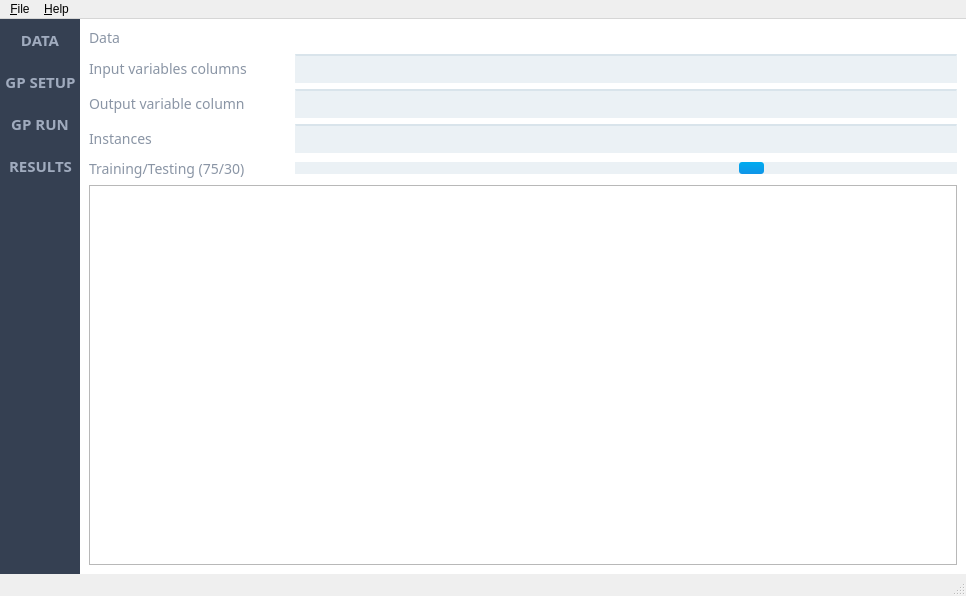
First picture: the form in mainwindow.ui, repository emigdioz/TreeGP, before the edit.
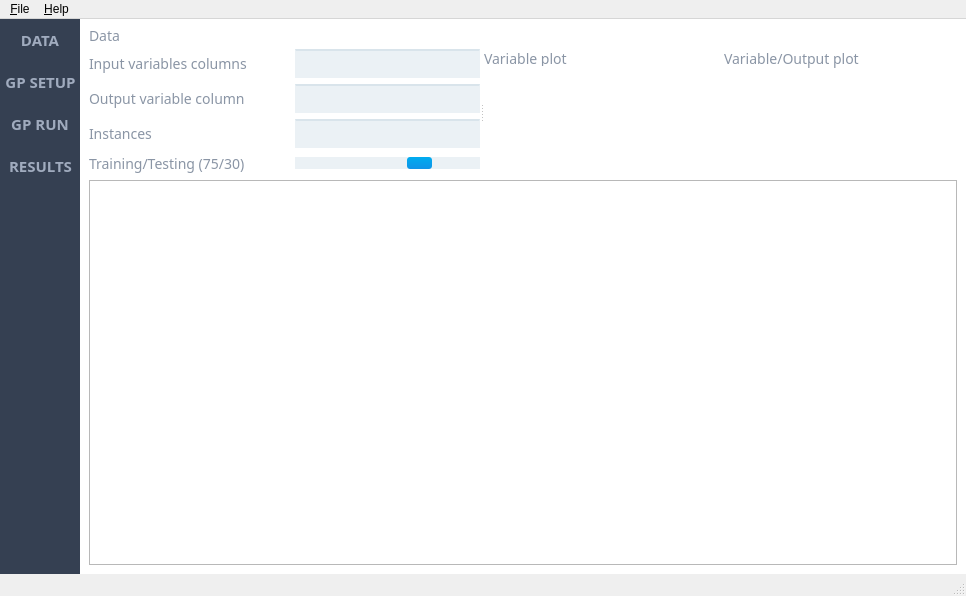
Second picture: the form after the edit. The open tabs and pages were chosen to show the change. Icons and pictures are not drawn. Custom widgets are drawn as their Qt base class.

```diff
--- a/mainwindow.ui
+++ b/mainwindow.ui
@@ -216,15 +216,19 @@
 font-size:14px;
 }
 
-QTableView
-{
-selection-background-color: rgb(40,126,185);
-}
-
 QTableView::item:selected
 {
 background: qlineargradient(spread:pad, x1:0, y1:0, x2:0, y2:1, stop:0 rgba(133, 43, 153, 255), stop:1 rgba(116, 29, 136, 255));
 }
+QTableView::item:hover
+{
+background: rgba(133, 43, 153, 100);
+}
+
+QTableView::row:hover
+{
+background: rgba(133, 43, 153, 100);
+}
 
 QScrollBar
 {
@@ -262,17 +266,28 @@
 subcontrol-origin: margin;
 }</string>
        </property>
-       <layout class="QGridLayout" name="gridLayout_6">
+       <layout class="QGridLayout" name="gridLayout_13">
         <item row="0" column="0">
          <layout class="QVBoxLayout" name="verticalLayout">
           <item>
            <widget class="QLabel" name="label_3">
+            <property name="maximumSize">
+             <size>
+              <width>16777215</width>
+              <height>15</height>
+             </size>
+            </property>
             <property name="text">
              <string>Data</string>
             </property>
            </widget>
           </item>
           <item>
+           <widget class="QSplitter" name="splitter_5">
+            <property name="orientation">
+             <enum>Qt::Horizontal</enum>
+            </property>
+            <widget class="QWidget" name="">
            <layout class="QGridLayout" name="gridLayout_2">
             <item row="3" column="0">
              <widget class="QLabel" name="label_4">
@@ -334,9 +349,65 @@
              </widget>
             </item>
            </layout>
+            </widget>
+            <widget class="QWidget" name="gridLayoutWidget">
+             <layout class="QGridLayout" name="gridLayout_6">
+              <item row="1" column="1">
+               <widget class="QCustomPlot" name="variablePlot2" native="true">
+                <property name="minimumSize">
+                 <size>
+                  <width>200</width>
+                  <height>0</height>
+                 </size>
+                </property>
+               </widget>
+              </item>
+              <item row="1" column="0">
+               <widget class="QCustomPlot" name="variablePlot" native="true">
+                <property name="minimumSize">
+                 <size>
+                  <width>200</width>
+                  <height>0</height>
+                 </size>
+                </property>
+               </widget>
+              </item>
+              <item row="0" column="0">
+               <widget class="QLabel" name="label_29">
+                <property name="maximumSize">
+                 <size>
+                  <width>16777215</width>
+                  <height>15</height>
+                 </size>
+                </property>
+                <property name="text">
+                 <string>Variable plot</string>
+                </property>
+               </widget>
+              </item>
+              <item row="0" column="1">
+               <widget class="QLabel" name="label_30">
+                <property name="text">
+                 <string>Variable/Output plot</string>
+                </property>
+               </widget>
+              </item>
+             </layout>
+            </widget>
+           </widget>
           </item>
           <item>
-           <widget class="QTableView" name="tableView"/>
+           <widget class="QTableView" name="tableView">
+            <property name="alternatingRowColors">
+             <bool>false</bool>
+            </property>
+            <property name="selectionMode">
+             <enum>QAbstractItemView::SingleSelection</enum>
+            </property>
+            <property name="selectionBehavior">
+             <enum>QAbstractItemView::SelectColumns</enum>
+            </property>
+           </widget>
           </item>
          </layout>
         </item>
```
Left out of the diff: 2 changed lines with no effect on the pictures. Lines whose indentation alone changed are shown as unchanged.
